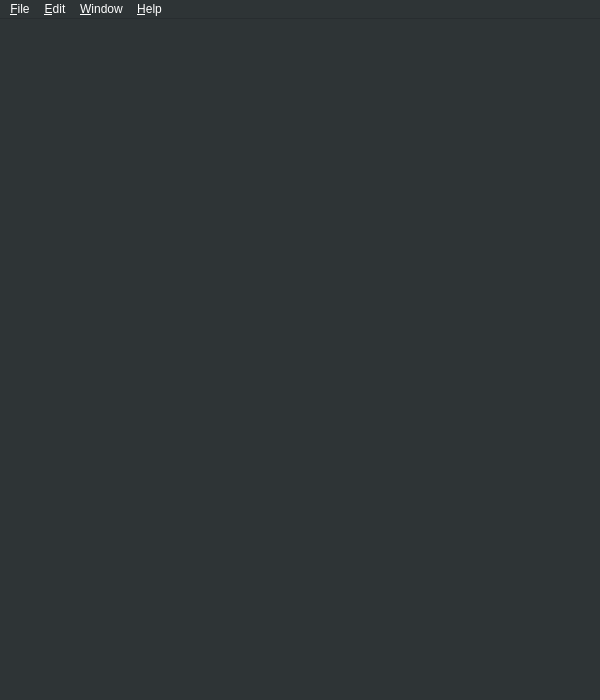
8bitbuddhist/PixelMaestro-Studio, file src/window/mainwindow.ui: the form before one commit.
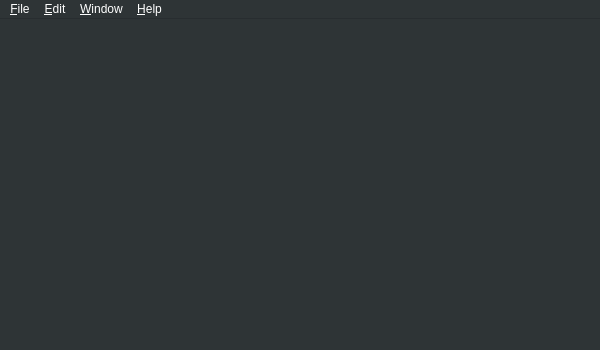
The form after the commit.

Diff of the .ui file:
```diff
--- a/src/window/mainwindow.ui
+++ b/src/window/mainwindow.ui
@@ -7,7 +7,7 @@
     <x>0</x>
     <y>0</y>
     <width>600</width>
-    <height>700</height>
+    <height>350</height>
    </rect>
   </property>
   <property name="sizePolicy">
@@ -467,7 +467,13 @@
   <property name="windowTitle">
    <string>PixelMaestro</string>
   </property>
-  <widget class="QWidget" name="centralWidget">
+  <widget class="QWidget" name="mainWidget">
+   <property name="sizePolicy">
+    <sizepolicy hsizetype="MinimumExpanding" vsizetype="MinimumExpanding">
+     <horstretch>0</horstretch>
+     <verstretch>0</verstretch>
+    </sizepolicy>
+   </property>
    <property name="palette">
     <palette>
      <active>
```
Left out of the diff: 10 changed lines with no effect on the pictures.
